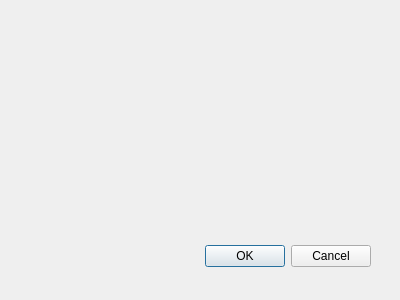
Before: the Qt Designer form code/sql/applications/insert_generator/number_value_generator_definition.ui in rodrigocanellas/tenacitas, drawn with Qt 5.
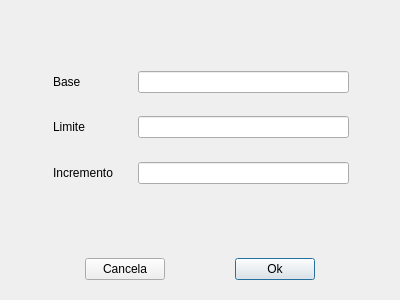
After: the same form once the commit is applied. Icons and pictures are not drawn.

```diff
--- a/code/sql/applications/insert_generator/number_value_generator_definition.ui
+++ b/code/sql/applications/insert_generator/number_value_generator_definition.ui
@@ -15,22 +15,268 @@
   <property name="windowTitle">
    <string>Dialog</string>
   </property>
-  <widget class="QDialogButtonBox" name="buttonBox">
-   <property name="geometry">
-    <rect>
-     <x>30</x>
-     <y>240</y>
-     <width>341</width>
-     <height>32</height>
-    </rect>
-   </property>
-   <property name="orientation">
-    <enum>Qt::Horizontal</enum>
-   </property>
-   <property name="standardButtons">
-    <set>QDialogButtonBox::Cancel|QDialogButtonBox::Ok</set>
-   </property>
-  </widget>
+  <property name="windowIcon">
+   <iconset>
+    <normaloff>../../resources/capemisa_pequeno.png</normaloff>../../resources/capemisa_pequeno.png</iconset>
+  </property>
+  <layout class="QVBoxLayout" name="verticalLayout_2">
+   <item>
+    <spacer name="verticalSpacer_3">
+     <property name="orientation">
+      <enum>Qt::Vertical</enum>
+     </property>
+     <property name="sizeHint" stdset="0">
+      <size>
+       <width>20</width>
+       <height>40</height>
+      </size>
+     </property>
+    </spacer>
+   </item>
+   <item>
+    <layout class="QVBoxLayout" name="verticalLayout">
+     <item>
+      <layout class="QHBoxLayout" name="horizontalLayout" stretch="2,4,10,0">
+       <property name="spacing">
+        <number>0</number>
+       </property>
+       <item>
+        <spacer name="horizontalSpacer_7">
+         <property name="orientation">
+          <enum>Qt::Horizontal</enum>
+         </property>
+         <property name="sizeHint" stdset="0">
+          <size>
+           <width>40</width>
+           <height>20</height>
+          </size>
+         </property>
+        </spacer>
+       </item>
+       <item>
+        <widget class="QLabel" name="lblBase">
+         <property name="text">
+          <string>Base</string>
+         </property>
+        </widget>
+       </item>
+       <item>
+        <widget class="QLineEdit" name="txtBase"/>
+       </item>
+       <item>
+        <spacer name="horizontalSpacer">
+         <property name="orientation">
+          <enum>Qt::Horizontal</enum>
+         </property>
+         <property name="sizeHint" stdset="0">
+          <size>
+           <width>40</width>
+           <height>20</height>
+          </size>
+         </property>
+        </spacer>
+       </item>
+      </layout>
+     </item>
+     <item>
+      <spacer name="verticalSpacer">
+       <property name="orientation">
+        <enum>Qt::Vertical</enum>
+       </property>
+       <property name="sizeHint" stdset="0">
+        <size>
+         <width>20</width>
+         <height>17</height>
+        </size>
+       </property>
+      </spacer>
+     </item>
+     <item>
+      <layout class="QHBoxLayout" name="horizontalLayout_2" stretch="2,4,10,0">
+       <property name="spacing">
+        <number>0</number>
+       </property>
+       <item>
+        <spacer name="horizontalSpacer_8">
+         <property name="orientation">
+          <enum>Qt::Horizontal</enum>
+         </property>
+         <property name="sizeHint" stdset="0">
+          <size>
+           <width>40</width>
+           <height>20</height>
+          </size>
+         </property>
+        </spacer>
+       </item>
+       <item>
+        <widget class="QLabel" name="lblLimit">
+         <property name="text">
+          <string>Limite</string>
+         </property>
+        </widget>
+       </item>
+       <item>
+        <widget class="QLineEdit" name="txtLimit"/>
+       </item>
+       <item>
+        <spacer name="horizontalSpacer_2">
+         <property name="orientation">
+          <enum>Qt::Horizontal</enum>
+         </property>
+         <property name="sizeHint" stdset="0">
+          <size>
+           <width>40</width>
+           <height>20</height>
+          </size>
+         </property>
+        </spacer>
+       </item>
+      </layout>
+     </item>
+     <item>
+      <spacer name="verticalSpacer_2">
+       <property name="orientation">
+        <enum>Qt::Vertical</enum>
+       </property>
+       <property name="sizeHint" stdset="0">
+        <size>
+         <width>20</width>
+         <height>18</height>
+        </size>
+       </property>
+      </spacer>
+     </item>
+     <item>
+      <layout class="QHBoxLayout" name="horizontalLayout_3" stretch="2,4,10,0">
+       <property name="spacing">
+        <number>0</number>
+       </property>
+       <item>
+        <spacer name="horizontalSpacer_9">
+         <property name="orientation">
+          <enum>Qt::Horizontal</enum>
+         </property>
+         <property name="sizeHint" stdset="0">
+          <size>
+           <width>40</width>
+           <height>20</height>
+          </size>
+         </property>
+        </spacer>
+       </item>
+       <item>
+        <widget class="QLabel" name="lblIncrement">
+         <property name="text">
+          <string>Incremento</string>
+         </property>
+        </widget>
+       </item>
+       <item>
+        <widget class="QLineEdit" name="txtIncrement"/>
+       </item>
+       <item>
+        <spacer name="horizontalSpacer_3">
+         <property name="orientation">
+          <enum>Qt::Horizontal</enum>
+         </property>
+         <property name="sizeHint" stdset="0">
+          <size>
+           <width>40</width>
+           <height>20</height>
+          </size>
+         </property>
+        </spacer>
+       </item>
+      </layout>
+     </item>
+    </layout>
+   </item>
+   <item>
+    <spacer name="verticalSpacer_4">
+     <property name="orientation">
+      <enum>Qt::Vertical</enum>
+     </property>
+     <property name="sizeHint" stdset="0">
+      <size>
+       <width>20</width>
+       <height>40</height>
+      </size>
+     </property>
+    </spacer>
+   </item>
+   <item>
+    <widget class="QFrame" name="fraBtns">
+     <property name="frameShape">
+      <enum>QFrame::NoFrame</enum>
+     </property>
+     <property name="frameShadow">
+      <enum>QFrame::Raised</enum>
+     </property>
+     <layout class="QHBoxLayout" name="horizontalLayout_4">
+      <item>
+       <spacer name="horizontalSpacer_4">
+        <property name="orientation">
+         <enum>Qt::Horizontal</enum>
+        </property>
+        <property name="sizeHint" stdset="0">
+         <size>
+          <width>40</width>
+          <height>20</height>
+         </size>
+        </property>
+       </spacer>
+      </item>
+      <item>
+       <widget class="QPushButton" name="btnCancel">
+        <property name="text">
+         <string>Cancela</string>
+        </property>
+        <property name="autoDefault">
+         <bool>false</bool>
+        </property>
+       </widget>
+      </item>
+      <item>
+       <spacer name="horizontalSpacer_6">
+        <property name="orientation">
+         <enum>Qt::Horizontal</enum>
+        </property>
+        <property name="sizeHint" stdset="0">
+         <size>
+          <width>40</width>
+          <height>20</height>
+         </size>
+        </property>
+       </spacer>
+      </item>
+      <item>
+       <widget class="QPushButton" name="btnOk">
+        <property name="text">
+         <string>Ok</string>
+        </property>
+        <property name="default">
+         <bool>true</bool>
+        </property>
+       </widget>
+      </item>
+      <item>
+       <spacer name="horizontalSpacer_5">
+        <property name="orientation">
+         <enum>Qt::Horizontal</enum>
+        </property>
+        <property name="sizeHint" stdset="0">
+         <size>
+          <width>40</width>
+          <height>20</height>
+         </size>
+        </property>
+       </spacer>
+      </item>
+     </layout>
+    </widget>
+   </item>
+  </layout>
  </widget>
  <pixmapfunction/>
  <resources/>
```
Left out of the diff: 42 changed lines with no effect on the pictures.
